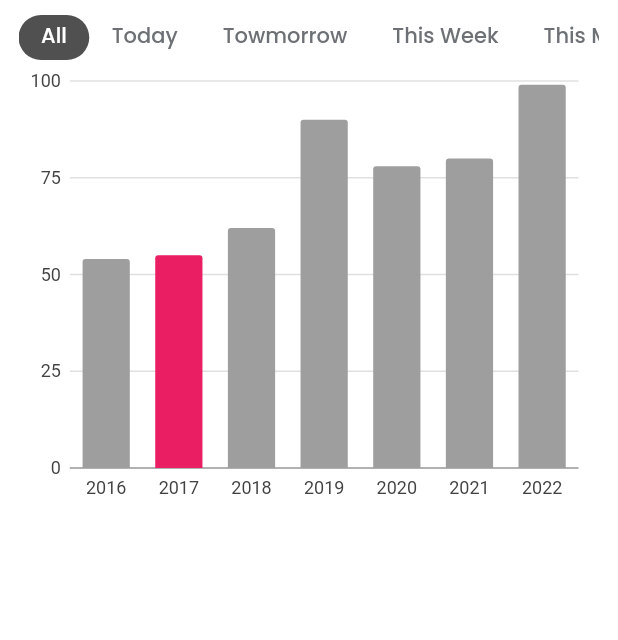
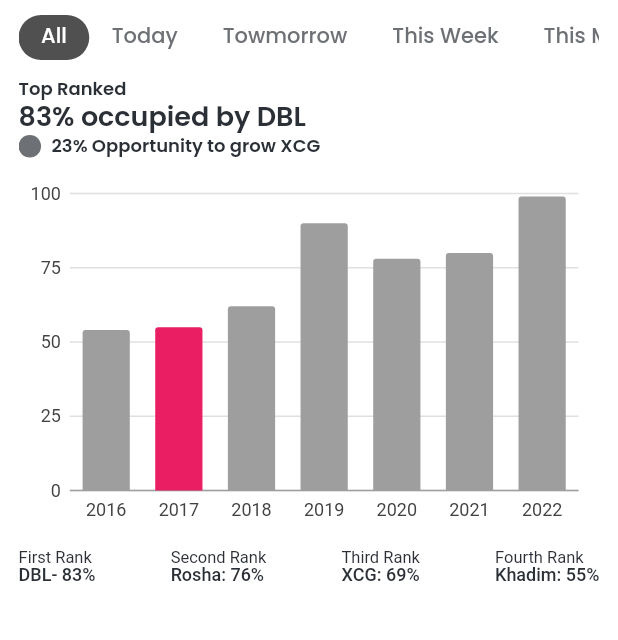
Before and after one commit to mobarak25/work-dairy, a Flutter app: the DashboardScreen screen opened directly, on a phone screen of 412 x 824 dp, the part 99-739 px from its top. Run offline on Flutter 3.47's test engine with Material 2 defaults, Android fonts, the phone set to English and light mode, and no system bars; our stand-ins replace charts_flutter, flutter_svg, get; missing offline and left inert: slide_digital_clock.

Commit message:
dashboard

```diff
--- a/lib/screens/dashboard/chart.dart
+++ b/lib/screens/dashboard/chart.dart
@@ -1,6 +1,7 @@
 /// Bar chart example
 import 'package:charts_flutter/flutter.dart' as charts;
 import 'package:flutter/material.dart';
+import 'package:workdiaryapp/constants.dart';
 
 class MyBarChart extends StatelessWidget {
   const MyBarChart({Key? key}) : super(key: key);
@@ -25,7 +26,69 @@ class MyBarChart extends StatelessWidget {
         colorFn: (WorldPopulation pops, _) => charts.ColorUtil.fromDartColor(pops.barColor),
       ),
     ];
-    return charts.BarChart(series);
+    return Column(
+      crossAxisAlignment: CrossAxisAlignment.start,
+      children: [
+        const Text(
+          "Top Ranked",
+          style: TextStyle(fontSize: 12, height: 1.5, fontWeight: FontWeight.w600),
+        ),
+        const Text(
+          "83% occupied by DBL ",
+          style: TextStyle(height: 1.2, fontSize: 18, fontWeight: FontWeight.w600),
+        ),
+        Row(
+          children: [
+            Container(
+              width: 15,
+              height: 15,
+              decoration: const BoxDecoration(color: kSecondaryColor, shape: BoxShape.circle),
+            ),
+            const SizedBox(width: 7),
+            const Text(
+              "23% Opportunity to grow XCG",
+              style: TextStyle(fontSize: 12, height: 1.2, fontWeight: FontWeight.w600),
+            ),
+          ],
+        ),
+        const SizedBox(height: 10),
+        SizedBox(
+          height: 240,
+          child: charts.BarChart(series),
+        ),
+        const SizedBox(height: 10),
+        Row(
+          mainAxisAlignment: MainAxisAlignment.spaceBetween,
+          children: [
+            buldSummery("First Rank", "DBL- 83%"),
+            buldSummery("Second Rank", "Rosha: 76%"),
+            buldSummery("Third Rank", "XCG: 69%"),
+            buldSummery("Fourth Rank", "Khadim: 55%"),
+          ],
+        )
+      ],
+    );
+  }
+
+  Text buldSummery(String? title, String? subtitle) {
+    return Text.rich(
+      TextSpan(
+        text: "$title\n",
+        style: const TextStyle(
+          height: 1.1,
+          fontSize: 11,
+        ),
+        children: [
+          TextSpan(
+            text: subtitle,
+            style: const TextStyle(
+              fontSize: 12,
+              fontWeight: FontWeight.w500,
+            ),
+          ),
+        ],
+      ),
+    );
   }
 }
 
--- a/lib/screens/dashboard/dashboard.dart
+++ b/lib/screens/dashboard/dashboard.dart
@@ -47,8 +47,9 @@ class _DashboardScreenState extends State<DashboardScreen> with TickerProviderSt
                 ),
               ),
             ),
+            const SizedBox(height: 10),
             Container(
-              height: 300,
+              height: 355,
               padding: EdgeInsets.symmetric(horizontal: Get.width * 0.03),
               child: TabBarView(
                 controller: tabController,
```
